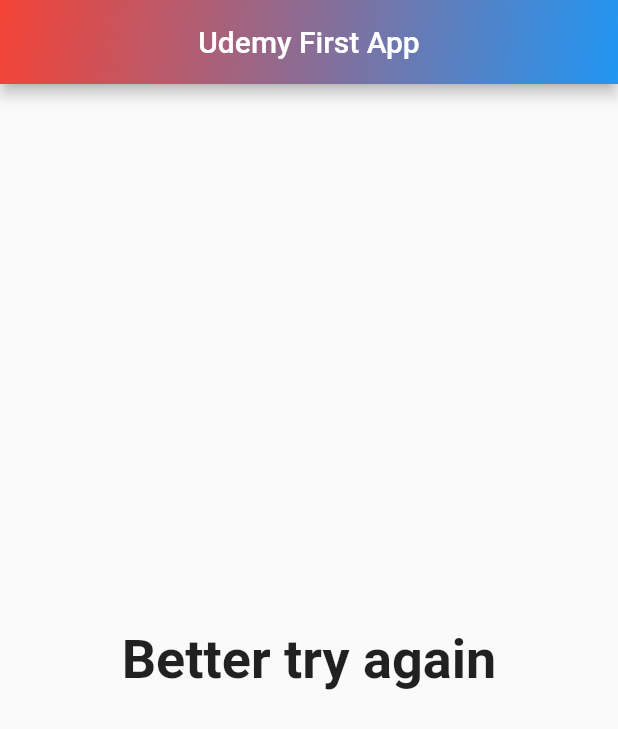
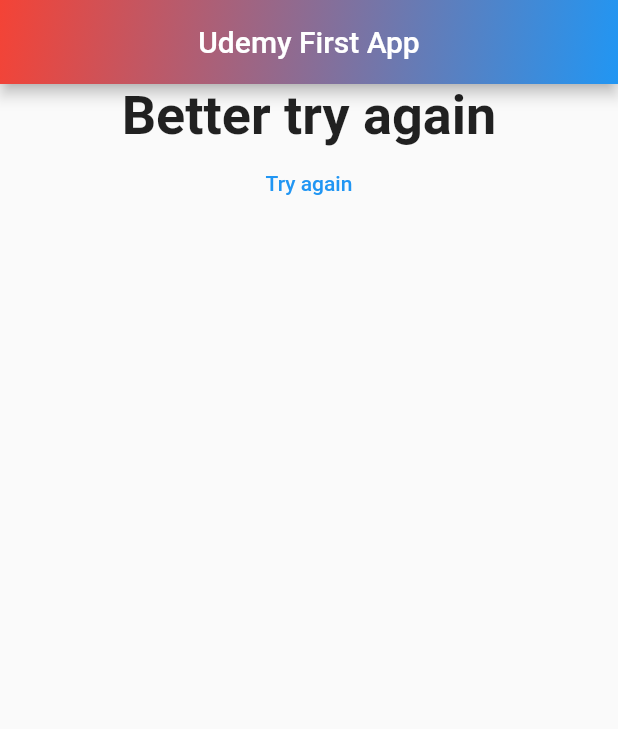
Before and after one commit to tatarmagda/U1v2, a Flutter app: the screen it shows after launch, after a tap on "czerwony", after a tap on "jabłko", after a tap on "Grey", on a phone screen of 412 x 824 dp. Shown: the top 729 px of the screen. Run offline on Flutter 3.47's test engine with Material 2 defaults, Android fonts, the phone set to English and light mode, and no system bars.

Commit message:
var error

```diff
--- a/lib/main.dart
+++ b/lib/main.dart
@@ -1,3 +1,5 @@
+// ignore_for_file: avoid_print
+
 import 'package:flutter/material.dart';
 import 'package:udemy1_v_2/answer.dart';
 import 'package:udemy1_v_2/qst.dart';
@@ -45,6 +47,13 @@ class _MyAppState extends State<MyApp> {
   var _qstIdx = 0;
   var _totalScore = 0;
 
+  void _resetQuiz() {
+    setState(() {
+      _qstIdx = 0;
+      _totalScore = 0;
+    });
+  }
+
   void _answerQ(int score) {
     // var aBool=true;
     // aBool = false;
@@ -66,8 +75,8 @@ class _MyAppState extends State<MyApp> {
   @override
   Widget build(BuildContext context) {
     return MaterialApp(
-      debugShowCheckedModeBanner: false,
-      home: Scaffold(
+        debugShowCheckedModeBanner: false,
+        home: Scaffold(
           appBar: AppBar(
             title: Text("Udemy First App"),
             centerTitle: true,
@@ -85,7 +94,7 @@ class _MyAppState extends State<MyApp> {
                   qstIdx: _qstIdx,
                   questions: _qst,
                 )
-              : Result(_totalScore)),
-    );
+              : Result(_totalScore, _resetQuiz),
+        ));
   }
 }
--- a/lib/result.dart
+++ b/lib/result.dart
@@ -2,8 +2,9 @@ import 'package:flutter/material.dart';
 
 class Result extends StatelessWidget {
   final int resultScore;
+  final VoidCallback resetHandler;
 
-  Result(this.resultScore);
+  Result(this.resultScore, this.resetHandler);
 
   String get resultPhrase {
     var resultText;
@@ -20,10 +21,18 @@ class Result extends StatelessWidget {
   @override
   Widget build(BuildContext context) {
     return Center(
-      child: Text(
-        resultPhrase,
-        style: TextStyle(fontSize: 36, fontWeight: FontWeight.bold),
-        textAlign: TextAlign.center,
+      child: Column(
+        children: [
+          Text(
+            resultPhrase,
+            style: TextStyle(fontSize: 36, fontWeight: FontWeight.bold),
+            textAlign: TextAlign.center,
+          ),
+          TextButton(
+            child: Text("Try again"),
+            onPressed: resetHandler,
+          ),
+        ],
       ),
     );
   }
```
